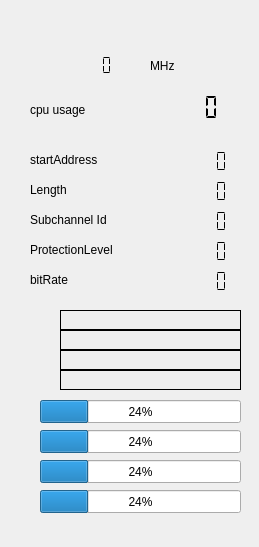
This is forms/technical_data.ui in JvanKatwijk/qt-dab as Qt 5 draws it before an edit. The edited form follows.
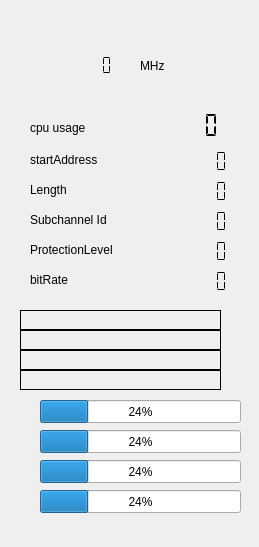
This is the edited form.

```diff
--- a/forms/technical_data.ui
+++ b/forms/technical_data.ui
@@ -48,9 +48,9 @@
   <widget class="QLabel" name="language">
    <property name="geometry">
     <rect>
-     <x>60</x>
+     <x>20</x>
      <y>350</y>
-     <width>181</width>
+     <width>201</width>
      <height>20</height>
     </rect>
    </property>
@@ -122,9 +122,9 @@
   <widget class="QLabel" name="programType">
    <property name="geometry">
     <rect>
-     <x>60</x>
+     <x>20</x>
      <y>370</y>
-     <width>181</width>
+     <width>201</width>
      <height>20</height>
     </rect>
    </property>
@@ -196,9 +196,9 @@
   <widget class="QLabel" name="uepField">
    <property name="geometry">
     <rect>
-     <x>60</x>
+     <x>20</x>
      <y>310</y>
-     <width>181</width>
+     <width>201</width>
      <height>20</height>
     </rect>
    </property>
@@ -212,9 +212,9 @@
   <widget class="QLabel" name="ASCTy">
    <property name="geometry">
     <rect>
-     <x>60</x>
+     <x>20</x>
      <y>330</y>
-     <width>181</width>
+     <width>201</width>
      <height>20</height>
     </rect>
    </property>
@@ -263,7 +263,7 @@
   <widget class="QLabel" name="label_4">
    <property name="geometry">
     <rect>
-     <x>150</x>
+     <x>140</x>
      <y>50</y>
      <width>63</width>
      <height>31</height>
@@ -341,7 +341,7 @@
    <property name="geometry">
     <rect>
      <x>30</x>
-     <y>100</y>
+     <y>118</y>
      <width>81</width>
      <height>20</height>
     </rect>
@@ -354,7 +354,7 @@
    <property name="geometry">
     <rect>
      <x>150</x>
-     <y>92</y>
+     <y>110</y>
      <width>71</width>
      <height>31</height>
     </rect>
@@ -366,6 +366,24 @@
     <enum>QLCDNumber::Flat</enum>
    </property>
   </widget>
+  <widget class="QLabel" name="programName">
+   <property name="geometry">
+    <rect>
+     <x>20</x>
+     <y>80</y>
+     <width>211</width>
+     <height>31</height>
+    </rect>
+   </property>
+   <property name="font">
+    <font>
+     <pointsize>15</pointsize>
+    </font>
+   </property>
+   <property name="text">
+    <string/>
+   </property>
+  </widget>
  </widget>
  <resources/>
  <connections/>
```
